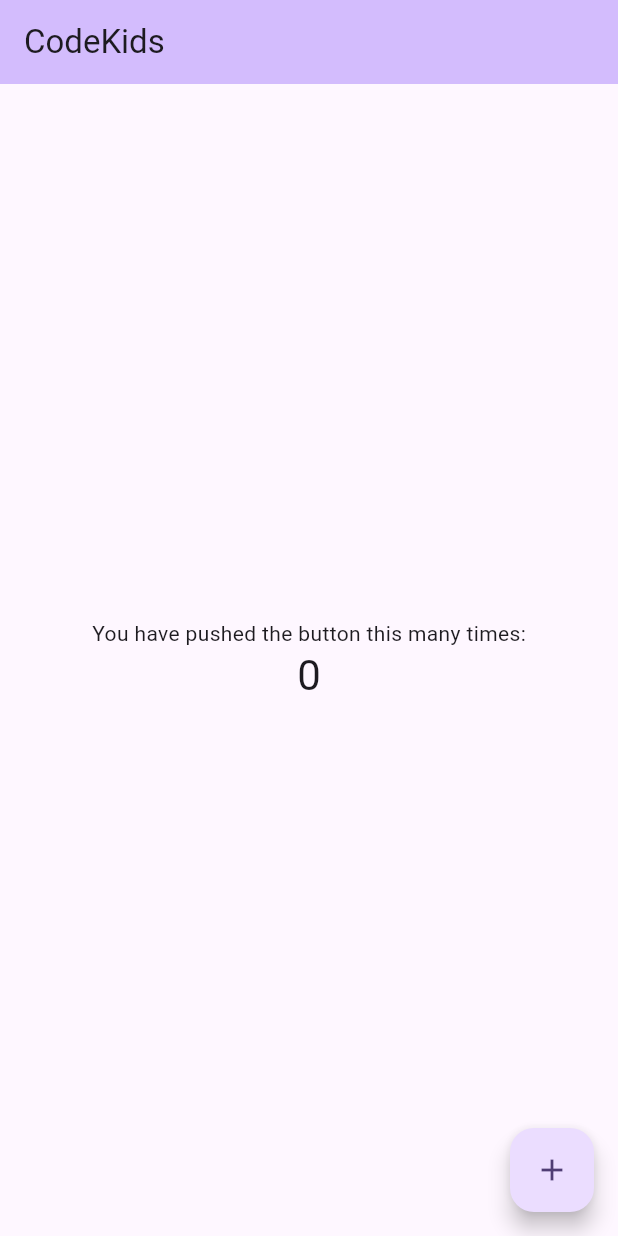
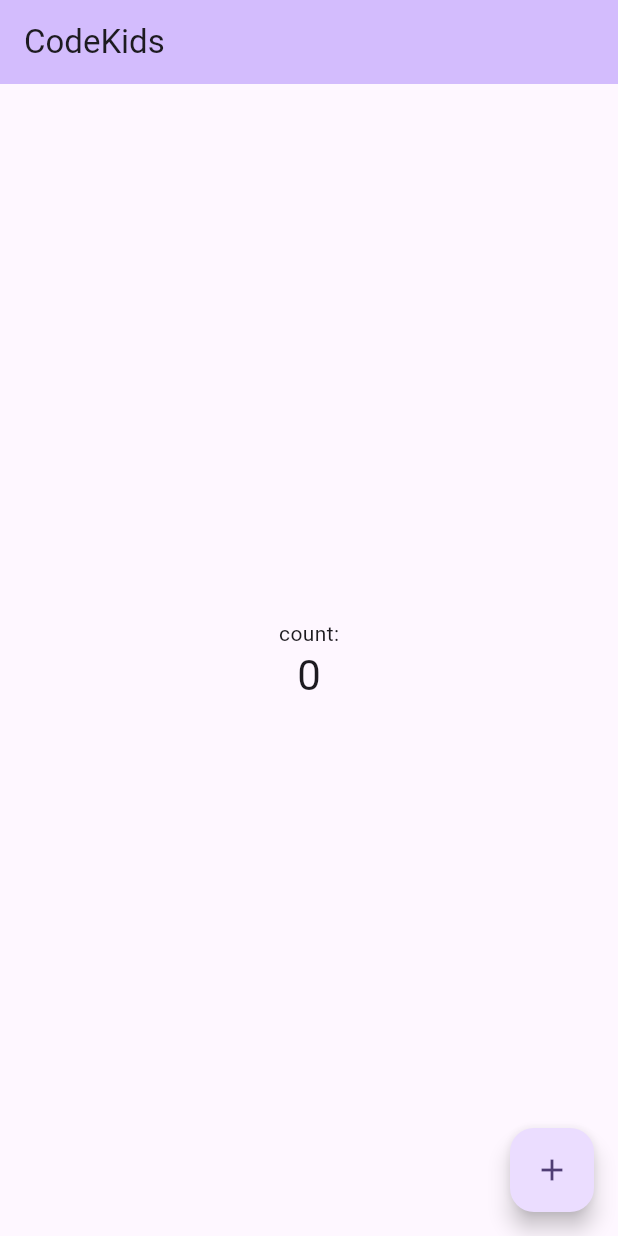
Before and after one commit to PCguyNoah/CodeKidsMobile, a Flutter app: the screen it shows after launch, on a phone screen of 412 x 824 dp. Run offline on Flutter 3.47's test engine with Material 2 defaults, Android fonts, the light colour scheme and no system bars.

Commit message:
Testing main.index changes

```diff
--- a/lib/main.dart
+++ b/lib/main.dart
@@ -106,7 +106,7 @@ class _MyHomePageState extends State<MyHomePage> {
           mainAxisAlignment: MainAxisAlignment.center,
           children: <Widget>[
             const Text(
-              'You have pushed the button this many times:',
+              'count:',
             ),
             Text(
               '$_counter',
```
Also changed, not shown: 1 other file.
